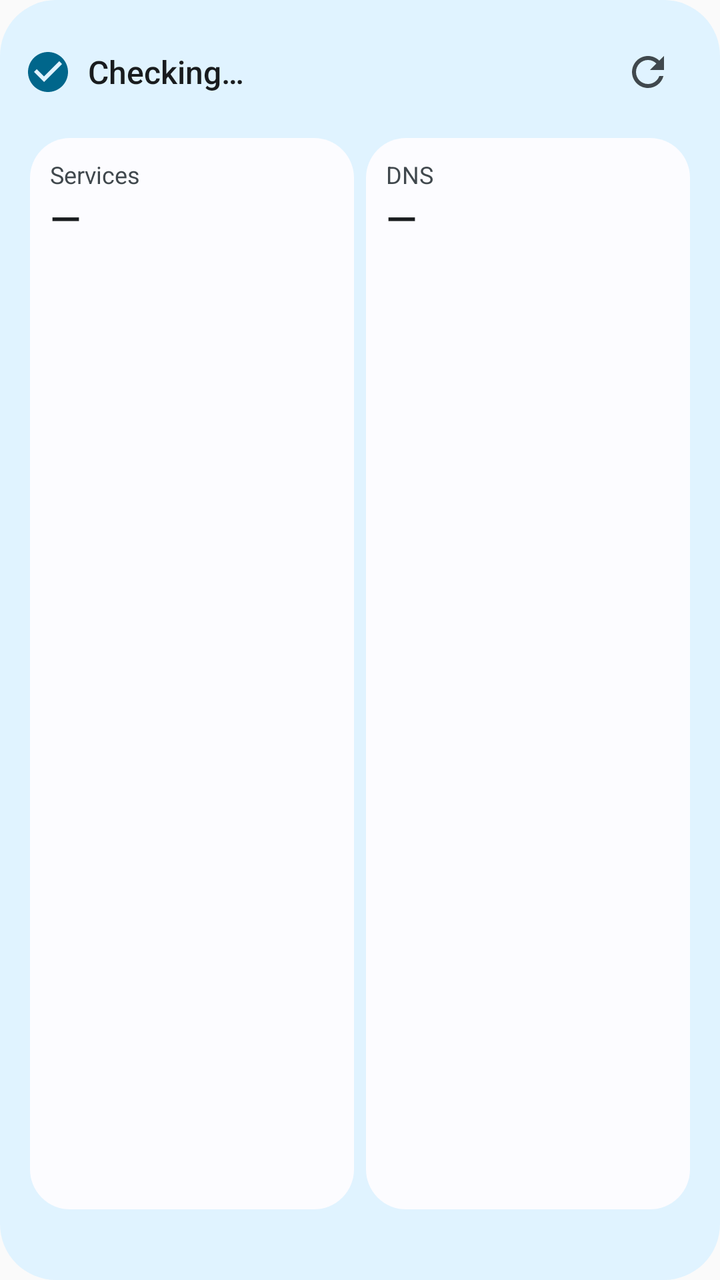
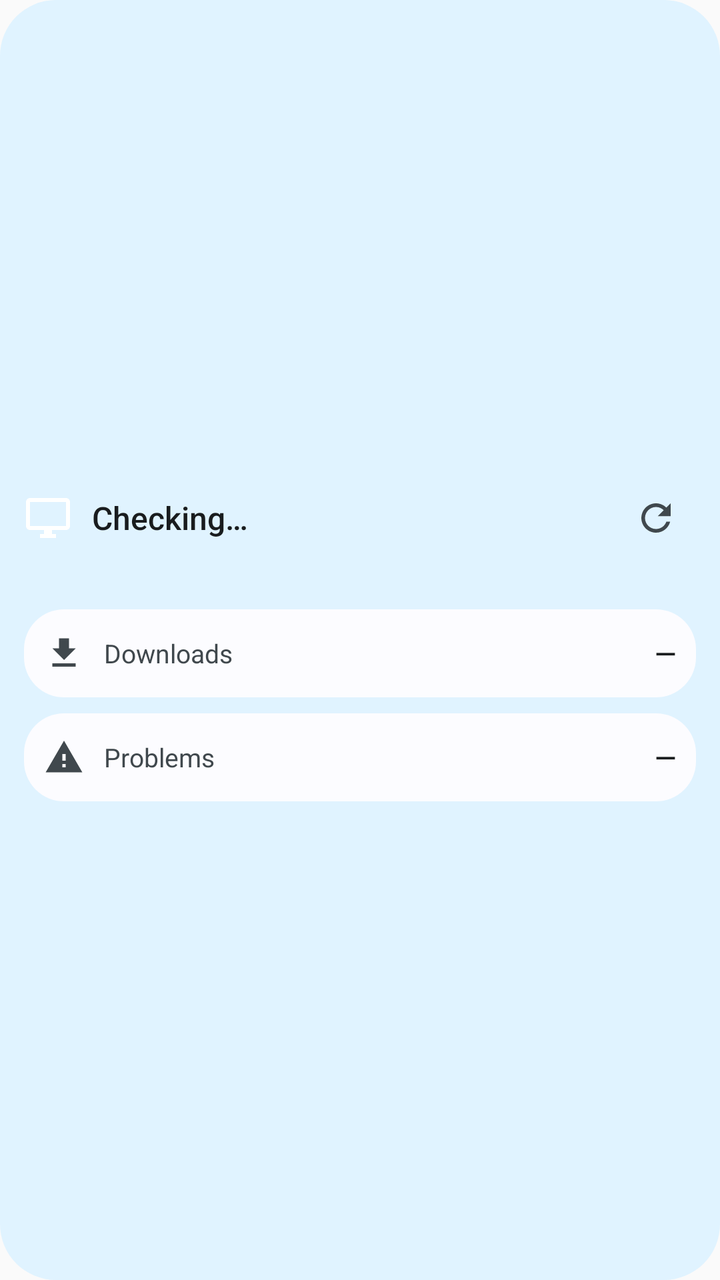

An Android layout rendered at two revisions. The XML below is the earlier revision; the diff shows what the commit changed to produce the second picture.
<!-- AndroidManifest.xml: application theme AppTheme -->
<!-- res/layout/widget_medium.xml -->
<LinearLayout xmlns:android="http://schemas.android.com/apk/res/android" android:id="@+id/widget_root" android:layout_width="match_parent" android:layout_height="match_parent" android:orientation="vertical" android:padding="12dp" android:background="@drawable/widget_bg">
    <LinearLayout android:id="@+id/widget_head" android:layout_width="match_parent" android:layout_height="wrap_content" android:orientation="horizontal" android:gravity="center_vertical">
        <ImageView android:id="@+id/widget_icon" android:layout_width="24dp" android:layout_height="24dp" android:src="@drawable/ic_widget_ok" android:tint="@color/widget_accent" android:contentDescription="@null"/>
        <TextView android:id="@+id/widget_headline" android:layout_width="0dp" android:layout_height="wrap_content" android:layout_weight="1" android:layout_marginStart="8dp"
            android:text="@string/widget_loading" android:textColor="@color/widget_on" android:textSize="16sp" android:fontFamily="sans-serif-medium" android:maxLines="1" android:ellipsize="end"/>
        <ImageView android:id="@+id/widget_refresh" android:layout_width="48dp" android:layout_height="48dp" android:padding="12dp" android:src="@drawable/ic_widget_refresh" android:tint="@color/widget_on_variant" android:contentDescription="@string/widget_refresh"/>
    </LinearLayout>
    <LinearLayout android:layout_width="match_parent" android:layout_height="0dp" android:layout_weight="1" android:layout_marginTop="6dp" android:orientation="horizontal">
        <LinearLayout android:id="@+id/tile_services" android:layout_width="0dp" android:layout_height="match_parent" android:layout_weight="1" android:layout_margin="3dp" android:orientation="vertical" android:padding="10dp" android:background="@drawable/widget_tile" android:minHeight="48dp">
            <TextView android:layout_width="wrap_content" android:layout_height="wrap_content" android:text="@string/widget_services" android:textColor="@color/widget_on_variant" android:textSize="12sp" android:maxLines="1"/>
            <TextView android:id="@+id/value_services" android:layout_width="wrap_content" android:layout_height="wrap_content" android:text="—" android:textColor="@color/widget_on" android:textSize="20sp" android:fontFamily="sans-serif-medium" android:maxLines="1"/>
        </LinearLayout>
        <LinearLayout android:id="@+id/tile_dns" android:layout_width="0dp" android:layout_height="match_parent" android:layout_weight="1" android:layout_margin="3dp" android:orientation="vertical" android:padding="10dp" android:background="@drawable/widget_tile" android:minHeight="48dp">
            <TextView android:layout_width="wrap_content" android:layout_height="wrap_content" android:text="@string/widget_dns" android:textColor="@color/widget_on_variant" android:textSize="12sp" android:maxLines="1"/>
            <TextView android:id="@+id/value_dns" android:layout_width="wrap_content" android:layout_height="wrap_content" android:text="—" android:textColor="@color/widget_on" android:textSize="20sp" android:fontFamily="sans-serif-medium" android:maxLines="1"/>
        </LinearLayout>
    </LinearLayout>
    <TextView android:id="@+id/widget_updated" android:layout_width="match_parent" android:layout_height="wrap_content" android:layout_marginTop="4dp" android:textColor="@color/widget_on_variant" android:textSize="12sp" android:maxLines="1"/>
</LinearLayout>
<!-- resources referenced by this layout -->
<resources>
  <color name="widget_accent">#FF1F4D45</color>
  <color name="widget_on">#FF0F1F1C</color>
  <color name="widget_on_variant">#FF3F4946</color>
  <!-- drawable ic_widget_ok (drawable) -->
  <vector xmlns:android="http://schemas.android.com/apk/res/android" android:width="24dp" android:height="24dp" android:viewportWidth="24" android:viewportHeight="24" android:tint="#FFFFFFFF">
      <path android:fillColor="@android:color/white" android:pathData="M12,2C6.48,2 2,6.48 2,12s4.48,10 10,10 10,-4.48 10,-10S17.52,2 12,2zM10,17l-5,-5 1.41,-1.41L10,14.17l7.59,-7.59L19,8l-9,9z"/>
  </vector>
  <!-- drawable ic_widget_refresh (drawable) -->
  <vector xmlns:android="http://schemas.android.com/apk/res/android" android:width="24dp" android:height="24dp" android:viewportWidth="24" android:viewportHeight="24" android:tint="#FFFFFFFF">
      <path android:fillColor="@android:color/white" android:pathData="M17.65,6.35C16.2,4.9 14.21,4 12,4c-4.42,0 -7.99,3.58 -7.99,8s3.57,8 7.99,8c3.73,0 6.84,-2.55 7.73,-6h-2.08c-0.82,2.33 -3.04,4 -5.65,4 -3.31,0 -6,-2.69 -6,-6s2.69,-6 6,-6c1.66,0 3.14,0.69 4.22,1.78L13,11h7V4l-2.35,2.35z"/>
  </vector>
  <!-- drawable widget_bg (drawable) -->
  <shape xmlns:android="http://schemas.android.com/apk/res/android"><solid android:color="@color/widget_bg"/><corners android:radius="@dimen/widget_radius"/></shape>
  <!-- drawable widget_tile (drawable) -->
  <shape xmlns:android="http://schemas.android.com/apk/res/android"><solid android:color="@color/widget_tile"/><corners android:radius="@dimen/widget_inner_radius"/></shape>
  <string name="widget_dns">DNS</string>
  <string name="widget_loading">Checking…</string>
  <string name="widget_refresh">Refresh</string>
  <string name="widget_services">Services</string>
  <style name="AppTheme" parent="Theme.AppCompat.Light.DarkActionBar">
          <item name="colorPrimary">@color/colorPrimary</item>
          <item name="colorPrimaryDark">@color/colorPrimaryDark</item>
          <item name="colorAccent">@color/colorAccent</item>
      </style>
  <color name="widget_bg">#FFE3EEEA</color>
  <dimen name="widget_radius">16dp</dimen>
  <color name="widget_tile">#FFFFFFFF</color>
  <dimen name="widget_inner_radius">8dp</dimen>
  <color name="colorPrimary">#091613</color>
  <color name="colorPrimaryDark">#091613</color>
  <color name="colorAccent">#8ebdb2</color>
</resources>

<!-- the commit's change to res/layout/widget_medium.xml (unified diff, before → after) -->
@@ -1,19 +1,19 @@
-<LinearLayout xmlns:android="http://schemas.android.com/apk/res/android" android:id="@+id/widget_root" android:layout_width="match_parent" android:layout_height="match_parent" android:orientation="vertical" android:padding="12dp" android:background="@drawable/widget_bg">
-    <LinearLayout android:id="@+id/widget_head" android:layout_width="match_parent" android:layout_height="wrap_content" android:orientation="horizontal" android:gravity="center_vertical">
-        <ImageView android:id="@+id/widget_icon" android:layout_width="24dp" android:layout_height="24dp" android:src="@drawable/ic_widget_ok" android:tint="@color/widget_accent" android:contentDescription="@null"/>
-        <TextView android:id="@+id/widget_headline" android:layout_width="0dp" android:layout_height="wrap_content" android:layout_weight="1" android:layout_marginStart="8dp"
+<LinearLayout xmlns:android="http://schemas.android.com/apk/res/android" android:id="@+id/widget_root" android:layout_width="match_parent" android:layout_height="match_parent" android:orientation="vertical" android:gravity="center_vertical" android:padding="12dp" android:background="@drawable/widget_bg">
+    <LinearLayout android:layout_width="match_parent" android:layout_height="wrap_content" android:orientation="horizontal" android:gravity="center_vertical">
+        <ImageView android:id="@+id/widget_icon" android:layout_width="24dp" android:layout_height="24dp" android:src="@drawable/ic_widget_pc" android:contentDescription="@null"/>
+        <TextView android:id="@+id/widget_headline" android:layout_width="0dp" android:layout_height="wrap_content" android:layout_weight="1" android:layout_marginStart="10dp"
             android:text="@string/widget_loading" android:textColor="@color/widget_on" android:textSize="16sp" android:fontFamily="sans-serif-medium" android:maxLines="1" android:ellipsize="end"/>
-        <ImageView android:id="@+id/widget_refresh" android:layout_width="48dp" android:layout_height="48dp" android:padding="12dp" android:src="@drawable/ic_widget_refresh" android:tint="@color/widget_on_variant" android:contentDescription="@string/widget_refresh"/>
+        <ImageView android:id="@+id/widget_refresh" android:layout_width="40dp" android:layout_height="40dp" android:padding="9dp" android:src="@drawable/ic_widget_refresh" android:tint="@color/widget_on_variant" android:contentDescription="@string/widget_refresh"/>
     </LinearLayout>
-    <LinearLayout android:layout_width="match_parent" android:layout_height="0dp" android:layout_weight="1" android:layout_marginTop="6dp" android:orientation="horizontal">
-        <LinearLayout android:id="@+id/tile_services" android:layout_width="0dp" android:layout_height="match_parent" android:layout_weight="1" android:layout_margin="3dp" android:orientation="vertical" android:padding="10dp" android:background="@drawable/widget_tile" android:minHeight="48dp">
-            <TextView android:layout_width="wrap_content" android:layout_height="wrap_content" android:text="@string/widget_services" android:textColor="@color/widget_on_variant" android:textSize="12sp" android:maxLines="1"/>
-            <TextView android:id="@+id/value_services" android:layout_width="wrap_content" android:layout_height="wrap_content" android:text="—" android:textColor="@color/widget_on" android:textSize="20sp" android:fontFamily="sans-serif-medium" android:maxLines="1"/>
-        </LinearLayout>
-        <LinearLayout android:id="@+id/tile_dns" android:layout_width="0dp" android:layout_height="match_parent" android:layout_weight="1" android:layout_margin="3dp" android:orientation="vertical" android:padding="10dp" android:background="@drawable/widget_tile" android:minHeight="48dp">
-            <TextView android:layout_width="wrap_content" android:layout_height="wrap_content" android:text="@string/widget_dns" android:textColor="@color/widget_on_variant" android:textSize="12sp" android:maxLines="1"/>
-            <TextView android:id="@+id/value_dns" android:layout_width="wrap_content" android:layout_height="wrap_content" android:text="—" android:textColor="@color/widget_on" android:textSize="20sp" android:fontFamily="sans-serif-medium" android:maxLines="1"/>
-        </LinearLayout>
+    <TextView android:id="@+id/widget_detail" android:layout_width="match_parent" android:layout_height="wrap_content" android:layout_marginStart="34dp" android:textColor="@color/widget_on_variant" android:textSize="13sp" android:maxLines="1" android:ellipsize="end"/>
+    <LinearLayout android:id="@+id/row_downloads" android:layout_width="match_parent" android:layout_height="wrap_content" android:layout_marginTop="8dp" android:orientation="horizontal" android:gravity="center_vertical" android:padding="10dp" android:background="@drawable/widget_tile" android:minHeight="44dp">
+        <ImageView android:id="@+id/icon_downloads" android:layout_width="20dp" android:layout_height="20dp" android:src="@drawable/ic_widget_download" android:tint="@color/widget_on_variant" android:contentDescription="@null"/>
+        <TextView android:layout_width="wrap_content" android:layout_height="wrap_content" android:layout_marginStart="10dp" android:text="@string/widget_downloads" android:textColor="@color/widget_on_variant" android:textSize="13sp" android:maxLines="1"/>
+        <TextView android:id="@+id/value_downloads" android:layout_width="0dp" android:layout_height="wrap_content" android:layout_weight="1" android:layout_marginStart="10dp" android:gravity="end" android:text="—" android:textColor="@color/widget_on" android:textSize="14sp" android:fontFamily="sans-serif-medium" android:maxLines="1" android:ellipsize="end"/>
     </LinearLayout>
-    <TextView android:id="@+id/widget_updated" android:layout_width="match_parent" android:layout_height="wrap_content" android:layout_marginTop="4dp" android:textColor="@color/widget_on_variant" android:textSize="12sp" android:maxLines="1"/>
+    <LinearLayout android:id="@+id/row_problems" android:layout_width="match_parent" android:layout_height="wrap_content" android:layout_marginTop="8dp" android:orientation="horizontal" android:gravity="center_vertical" android:padding="10dp" android:background="@drawable/widget_tile" android:minHeight="44dp">
+        <ImageView android:id="@+id/icon_problems" android:layout_width="20dp" android:layout_height="20dp" android:src="@drawable/ic_widget_problem" android:tint="@color/widget_on_variant" android:contentDescription="@null"/>
+        <TextView android:layout_width="wrap_content" android:layout_height="wrap_content" android:layout_marginStart="10dp" android:text="@string/widget_problems" android:textColor="@color/widget_on_variant" android:textSize="13sp" android:maxLines="1"/>
+        <TextView android:id="@+id/value_problems" android:layout_width="0dp" android:layout_height="wrap_content" android:layout_weight="1" android:layout_marginStart="10dp" android:gravity="end" android:text="—" android:textColor="@color/widget_on" android:textSize="14sp" android:fontFamily="sans-serif-medium" android:maxLines="1" android:ellipsize="end"/>
+    </LinearLayout>
 </LinearLayout>
<!-- resource entries referenced after the edit -->
@@ -1,11 +1,18 @@
 <!-- resources referenced by this layout -->
 <resources>
-  <color name="widget_accent">#FF1F4D45</color>
   <color name="widget_on">#FF0F1F1C</color>
   <color name="widget_on_variant">#FF3F4946</color>
-  <!-- drawable ic_widget_ok (drawable) -->
+  <!-- drawable ic_widget_download (drawable) -->
   <vector xmlns:android="http://schemas.android.com/apk/res/android" android:width="24dp" android:height="24dp" android:viewportWidth="24" android:viewportHeight="24" android:tint="#FFFFFFFF">
-      <path android:fillColor="@android:color/white" android:pathData="M12,2C6.48,2 2,6.48 2,12s4.48,10 10,10 10,-4.48 10,-10S17.52,2 12,2zM10,17l-5,-5 1.41,-1.41L10,14.17l7.59,-7.59L19,8l-9,9z"/>
+      <path android:fillColor="@android:color/white" android:pathData="M19,9h-4V3H9v6H5l7,7 7,-7zM5,18v2h14v-2H5z"/>
+  </vector>
+  <!-- drawable ic_widget_pc (drawable) -->
+  <vector xmlns:android="http://schemas.android.com/apk/res/android" android:width="24dp" android:height="24dp" android:viewportWidth="24" android:viewportHeight="24" android:tint="#FFFFFFFF">
+      <path android:fillColor="@android:color/white" android:pathData="M21,2H3c-1.1,0 -2,0.9 -2,2v12c0,1.1 0.9,2 2,2h7v2H8v2h8v-2h-2v-2h7c1.1,0 2,-0.9 2,-2V4c0,-1.1 -0.9,-2 -2,-2zM21,16H3V4h18v12z"/>
+  </vector>
+  <!-- drawable ic_widget_problem (drawable) -->
+  <vector xmlns:android="http://schemas.android.com/apk/res/android" android:width="24dp" android:height="24dp" android:viewportWidth="24" android:viewportHeight="24" android:tint="#FFFFFFFF">
+      <path android:fillColor="@android:color/white" android:pathData="M1,21h22L12,2 1,21zM13,18h-2v-2h2v2zM13,14h-2v-4h2v4z"/>
   </vector>
   <!-- drawable ic_widget_refresh (drawable) -->
   <vector xmlns:android="http://schemas.android.com/apk/res/android" android:width="24dp" android:height="24dp" android:viewportWidth="24" android:viewportHeight="24" android:tint="#FFFFFFFF">
@@ -15,10 +22,10 @@
   <shape xmlns:android="http://schemas.android.com/apk/res/android"><solid android:color="@color/widget_bg"/><corners android:radius="@dimen/widget_radius"/></shape>
   <!-- drawable widget_tile (drawable) -->
   <shape xmlns:android="http://schemas.android.com/apk/res/android"><solid android:color="@color/widget_tile"/><corners android:radius="@dimen/widget_inner_radius"/></shape>
-  <string name="widget_dns">DNS</string>
+  <string name="widget_downloads">Downloads</string>
   <string name="widget_loading">Checking…</string>
+  <string name="widget_problems">Problems</string>
   <string name="widget_refresh">Refresh</string>
-  <string name="widget_services">Services</string>
   <style name="AppTheme" parent="Theme.AppCompat.Light.DarkActionBar">
           <item name="colorPrimary">@color/colorPrimary</item>
           <item name="colorPrimaryDark">@color/colorPrimaryDark</item>
